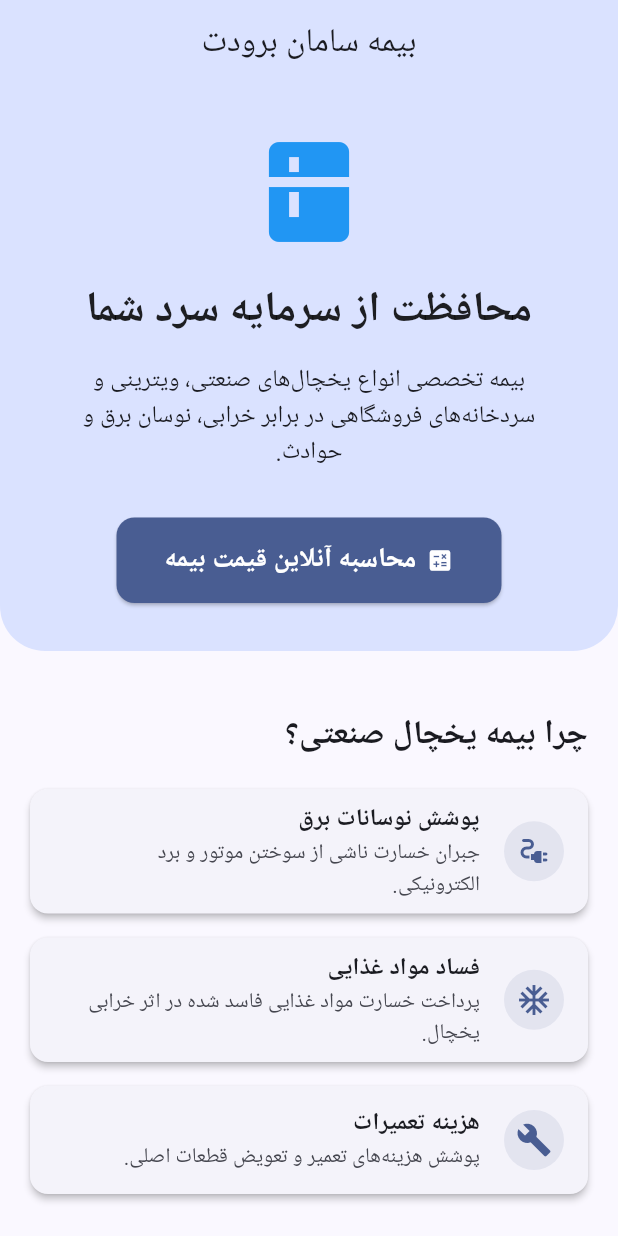
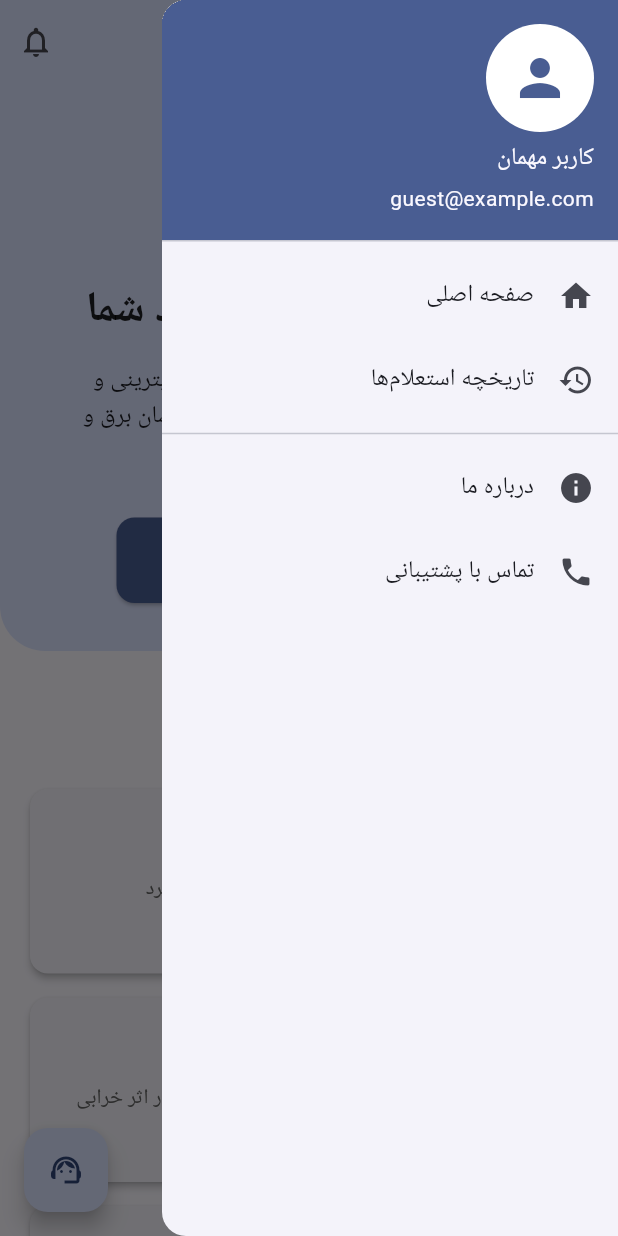
Before and after one commit to could-ai/019aa2f6-86ca-7385-ad2f-b8c8c1999f4a, a Flutter app: the screen it shows after launch, with the side drawer open (before the commit the screen has no drawer), on a phone screen of 412 x 824 dp. Run offline on Flutter 3.47's test engine with Material 3 defaults, Android fonts, the phone set to English and light mode, and no system bars; Roboto replaces fonts that are missing (Vazirmatn).

Commit message:
Added a navigation drawer, floating action button for support, and polished the UI to make the app feel complete and production-ready.

```diff
--- a/usr/lib/screens/home_screen.dart
+++ b/usr/lib/screens/home_screen.dart
@@ -10,6 +10,71 @@ class HomeScreen extends StatelessWidget {
         title: const Text('بیمه سامان برودت'),
         centerTitle: true,
         backgroundColor: Theme.of(context).colorScheme.primaryContainer,
+        actions: [
+          IconButton(
+            icon: const Icon(Icons.notifications_outlined),
+            onPressed: () {
+              ScaffoldMessenger.of(context).showSnackBar(
+                const SnackBar(content: Text('اعلان جدیدی ندارید')),
+              );
+            },
+          ),
+        ],
+      ),
+      drawer: Drawer(
+        child: ListView(
+          padding: EdgeInsets.zero,
+          children: [
+            UserAccountsDrawerHeader(
+              accountName: const Text('کاربر مهمان'),
+              accountEmail: const Text('guest@example.com'),
+              currentAccountPicture: CircleAvatar(
+                backgroundColor: Colors.white,
+                child: Icon(Icons.person, size: 40, color: Theme.of(context).colorScheme.primary),
+              ),
+              decoration: BoxDecoration(
+                color: Theme.of(context).colorScheme.primary,
+              ),
+            ),
+            ListTile(
+              leading: const Icon(Icons.home),
+              title: const Text('صفحه اصلی'),
+              onTap: () => Navigator.pop(context),
+            ),
+            ListTile(
+              leading: const Icon(Icons.history),
+              title: const Text('تاریخچه استعلام‌ها'),
+              onTap: () {
+                Navigator.pop(context);
+                ScaffoldMessenger.of(context).showSnackBar(
+                  const SnackBar(content: Text('این بخش در نسخه بعدی فعال می‌شود')),
+                );
+              },
+            ),
+            const Divider(),
+            ListTile(
+              leading: const Icon(Icons.info),
+              title: const Text('درباره ما'),
+              onTap: () {
+                Navigator.pop(context);
+                showAboutDialog(
+                  context: context,
+                  applicationName: 'بیمه یخچال صنعتی',
+                  applicationVersion: '۱.۰.۰',
+                  applicationLegalese: '© ۲۰۲۴ تمامی حقوق محفوظ است',
+                );
+              },
+            ),
+            ListTile(
+              leading: const Icon(Icons.phone),
+              title: const Text('تماس با پشتیبانی'),
+              onTap: () {
+                Navigator.pop(context);
+                _showSupportSheet(context);
+              },
+            ),
+          ],
+        ),
       ),
       body: SingleChildScrollView(
         child: Column(
@@ -54,6 +119,7 @@ class HomeScreen extends StatelessWidget {
                       backgroundColor: Theme.of(context).colorScheme.primary,
                       foregroundColor: Colors.white,
                       textStyle: const TextStyle(fontSize: 18, fontWeight: FontWeight.bold),
+                      padding: const EdgeInsets.symmetric(horizontal: 32, vertical: 16),
                     ),
                   ),
                 ],
@@ -94,7 +160,53 @@ class HomeScreen extends StatelessWidget {
                 ],
               ),
             ),
-            const SizedBox(height: 40),
+            const SizedBox(height: 80), // Space for FAB
+          ],
+        ),
+      ),
+      floatingActionButton: FloatingActionButton(
+        onPressed: () => _showSupportSheet(context),
+        tooltip: 'پشتیبانی',
+        child: const Icon(Icons.support_agent),
+      ),
+    );
+  }
+
+  void _showSupportSheet(BuildContext context) {
+    showModalBottomSheet(
+      context: context,
+      builder: (ctx) => Container(
+        padding: const EdgeInsets.all(24),
+        height: 250,
+        child: Column(
+          crossAxisAlignment: CrossAxisAlignment.center,
+          children: [
+            const Text(
+              'پشتیبانی ۲۴ ساعته',
+              style: TextStyle(fontSize: 20, fontWeight: FontWeight.bold),
+            ),
+            const SizedBox(height: 8),
+            const Text('کارشناسان ما آماده پاسخگویی به سوالات شما هستند'),
+            const SizedBox(height: 32),
+            Row(
+              mainAxisAlignment: MainAxisAlignment.center,
+              children: [
+                const Icon(Icons.phone, size: 28, color: Colors.green),
+                const SizedBox(width: 12),
+                const Text(
+                  '۰۲۱-۸۸۸۸۸۸۸۸',
+                  style: TextStyle(fontSize: 24, fontWeight: FontWeight.bold, letterSpacing: 2),
+                ),
+              ],
+            ),
+            const SizedBox(height: 24),
+            SizedBox(
+              width: double.infinity,
+              child: OutlinedButton(
+                onPressed: () => Navigator.pop(context),
+                child: const Text('بستن'),
+              ),
+            ),
           ],
         ),
       ),
@@ -105,13 +217,19 @@ class HomeScreen extends StatelessWidget {
     return Card(
       margin: const EdgeInsets.only(bottom: 16),
       elevation: 2,
+      shape: RoundedRectangleBorder(borderRadius: BorderRadius.circular(12)),
       child: ListTile(
+        contentPadding: const EdgeInsets.all(16),
         leading: CircleAvatar(
+          radius: 24,
           backgroundColor: Theme.of(context).colorScheme.primary.withOpacity(0.1),
           child: Icon(icon, color: Theme.of(context).colorScheme.primary),
         ),
-        title: Text(title, style: const TextStyle(fontWeight: FontWeight.bold)),
-        subtitle: Text(desc),
+        title: Text(title, style: const TextStyle(fontWeight: FontWeight.bold, fontSize: 16)),
+        subtitle: Padding(
+          padding: const EdgeInsets.only(top: 8.0),
+          child: Text(desc, style: TextStyle(color: Colors.grey.shade700)),
+        ),
       ),
     );
   }
```
